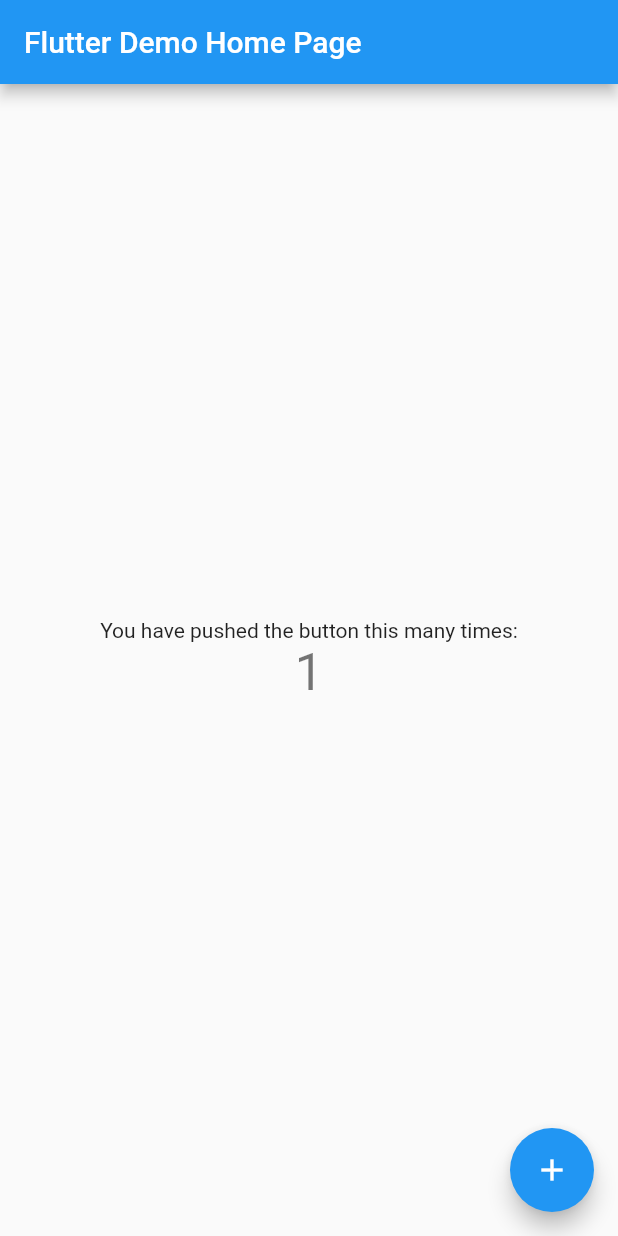
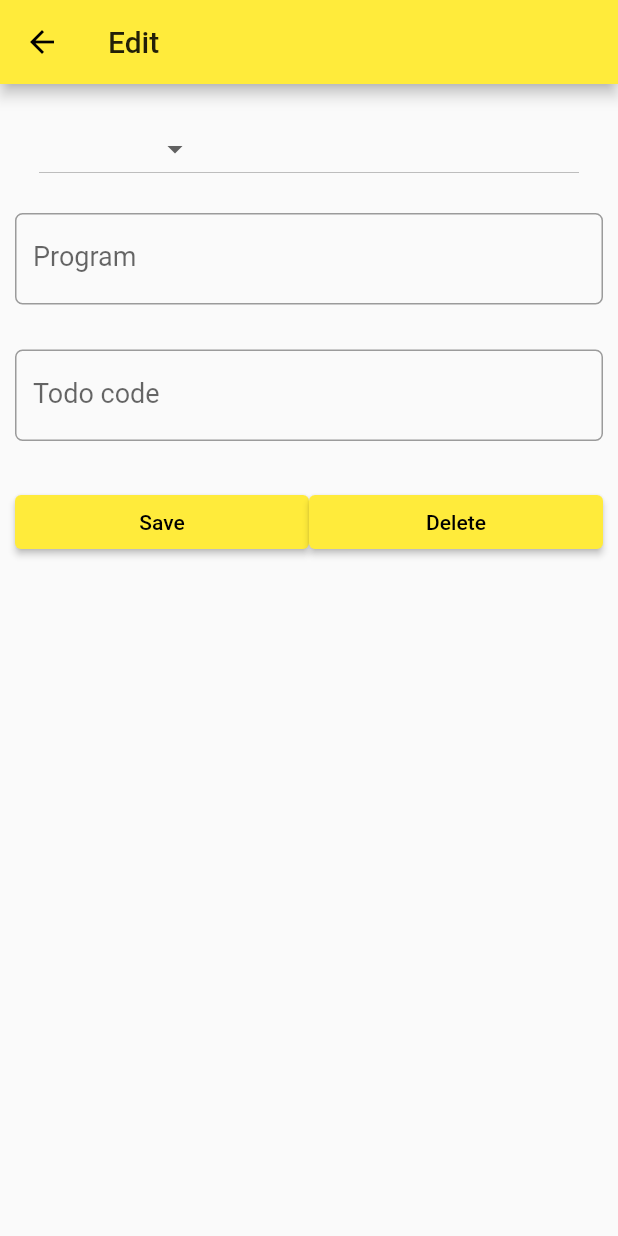
Before and after one commit to Nashkim254/todoList_bloc, a Flutter app: the screen it shows after launch, after a tap on the "add" icon, on a phone screen of 412 x 824 dp. Run offline on Flutter 3.47's test engine with Material 2 defaults, Android fonts, the phone set to English and light mode, and no system bars.

Commit message:
sec comm

```diff
--- /dev/null
+++ b/lib/constants/pallete.dart
@@ -0,0 +1,8 @@
+import 'package:flutter/material.dart';
+
+class Palette {
+  static const primaryColor = Colors.yellow;
+  static const bodyColor = Colors.black;
+  static const iconcolor = Colors.grey;
+  static const backgroundColor = Colors.white;
+}
--- /dev/null
+++ b/lib/constants/styles.dart
@@ -0,0 +1,7 @@
+import 'package:flutter/material.dart';
+import 'package:flutter/painting.dart';
+
+class Styles {
+  static const titleStyle = TextStyle(color: Colors.black, fontSize: 24, fontWeight: FontWeight.bold);
+  static const bodyTextStyle = TextStyle(color: Colors.black, fontSize: 18);
+}
--- a/lib/main.dart
+++ b/lib/main.dart
@@ -1,113 +1,19 @@
 import 'package:flutter/material.dart';
+import 'package:todo_bloc/pages/home_page.dart';
 
 void main() {
   runApp(MyApp());
 }
 
 class MyApp extends StatelessWidget {
-  // This widget is the root of your application.
   @override
   Widget build(BuildContext context) {
     return MaterialApp(
-      title: 'Flutter Demo',
+      debugShowCheckedModeBanner: false,
       theme: ThemeData(
-        // This is the theme of your application.
-        //
-        // Try running your application with "flutter run". You'll see the
-        // application has a blue toolbar. Then, without quitting the app, try
-        // changing the primarySwatch below to Colors.green and then invoke
-        // "hot reload" (press "r" in the console where you ran "flutter run",
-        // or simply save your changes to "hot reload" in a Flutter IDE).
-        // Notice that the counter didn't reset back to zero; the application
-        // is not restarted.
-        primarySwatch: Colors.blue,
+        primarySwatch: Colors.yellow,
       ),
-      home: MyHomePage(title: 'Flutter Demo Home Page'),
+      home: HomePage(),
     );
   }
 }
-
-class MyHomePage extends StatefulWidget {
-  MyHomePage({Key key, this.title}) : super(key: key);
-
-  // This widget is the home page of your application. It is stateful, meaning
-  // that it has a State object (defined below) that contains fields that affect
-  // how it looks.
-
-  // This class is the configuration for the state. It holds the values (in this
-  // case the title) provided by the parent (in this case the App widget) and
-  // used by the build method of the State. Fields in a Widget subclass are
-  // always marked "final".
-
-  final String title;
-
-  @override
-  _MyHomePageState createState() => _MyHomePageState();
-}
-
-class _MyHomePageState extends State<MyHomePage> {
-  int _counter = 0;
-
-  void _incrementCounter() {
-    setState(() {
-      // This call to setState tells the Flutter framework that something has
-      // changed in this State, which causes it to rerun the build method below
-      // so that the display can reflect the updated values. If we changed
-      // _counter without calling setState(), then the build method would not be
-      // called again, and so nothing would appear to happen.
-      _counter++;
-    });
-  }
-
-  @override
-  Widget build(BuildContext context) {
-    // This method is rerun every time setState is called, for instance as done
-    // by the _incrementCounter method above.
-    //
-    // The Flutter framework has been optimized to make rerunning build methods
-    // fast, so that you can just rebuild anything that needs updating rather
-    // than having to individually change instances of widgets.
-    return Scaffold(
-      appBar: AppBar(
-        // Here we take the value from the MyHomePage object that was created by
-        // the App.build method, and use it to set our appbar title.
-        title: Text(widget.title),
-      ),
-      body: Center(
-        // Center is a layout widget. It takes a single child and positions it
-        // in the middle of the parent.
-        child: Column(
-          // Column is also a layout widget. It takes a list of children and
-          // arranges them vertically. By default, it sizes itself to fit its
-          // children horizontally, and tries to be as tall as its parent.
-          //
-          // Invoke "debug painting" (press "p" in the console, choose the
-          // "Toggle Debug Paint" action from the Flutter Inspector in Android
-          // Studio, or the "Toggle Debug Paint" command in Visual Studio Code)
-          // to see the wireframe for each widget.
-          //
-          // Column has various properties to control how it sizes itself and
-          // how it positions its children. Here we use mainAxisAlignment to
-          // center the children vertically; the main axis here is the vertical
-          // axis because Columns are vertical (the cross axis would be
-          // horizontal).
-          mainAxisAlignment: MainAxisAlignment.center,
-          children: <Widget>[
-            Text(
-              'You have pushed the button this many times:',
-            ),
-            Text(
-              '$_counter',
-              style: Theme.of(context).textTheme.headline4,
-            ),
-          ],
-        ),
-      ),
-      floatingActionButton: FloatingActionButton(
-        onPressed: _incrementCounter,
-        tooltip: 'Increment',
-        child: Icon(Icons.add),
-      ), // This trailing comma makes auto-formatting nicer for build methods.
-    );
-  }
-}
--- /dev/null
+++ b/lib/pages/add_page.dart
@@ -0,0 +1,8 @@
+import 'package:flutter/material.dart';
+
+class AddScreen extends StatelessWidget {
+  @override
+  Widget build(BuildContext context) {
+    return Container();
+  }
+}
--- /dev/null
+++ b/lib/pages/home_page.dart
@@ -0,0 +1,52 @@
+import 'package:flutter/material.dart';
+import 'package:todo_bloc/constants/pallete.dart';
+import 'package:todo_bloc/pages/todo_screen.dart';
+
+class HomePage extends StatelessWidget {
+  final bool highPriority = false;
+  final int count = 0;
+  @override
+  Widget build(BuildContext context) {
+    return Scaffold(
+      appBar: AppBar(
+        title: Text('Todo'),
+      ),
+      body: SafeArea(child: getListView()),
+      floatingActionButton: FloatingActionButton(
+        child: Icon(Icons.add),
+        onPressed: () {
+          Navigator.push(context, MaterialPageRoute(builder: (context) => CreateTodo()));
+        },
+      ),
+    );
+  }
+
+  ListView getListView() {
+    return ListView.builder(
+        itemCount: count,
+        itemBuilder: (context, index) {
+          return ListView(
+            children: [
+              Card(
+                elevation: 2,
+                child: ListTile(
+                  onTap: () {
+                    Navigator.push(context, MaterialPageRoute(builder: (context) => CreateTodo()));
+                  },
+                  leading: Container(
+                    margin: EdgeInsets.only(left: 12.0, top: 5),
+                    color: highPriority ? Colors.red : Colors.yellow,
+                    child: Center(
+                      child: Icon(Icons.play_arrow),
+                    ),
+                  ),
+                  title: Text('Title'),
+                  subtitle: Text('26/5/2021'),
+                  trailing: IconButton(icon: Icon(Icons.delete), onPressed: () {}),
+                ),
+              )
+            ],
+          );
+        });
+  }
+}
--- /dev/null
+++ b/lib/pages/profile_screen.dart
@@ -0,0 +1,8 @@
+import 'package:flutter/material.dart';
+
+class ProfileScreen extends StatelessWidget {
+  @override
+  Widget build(BuildContext context) {
+    return Container();
+  }
+}
--- /dev/null
+++ b/lib/pages/todo_screen.dart
@@ -0,0 +1,94 @@
+import 'package:flutter/material.dart';
+import 'package:todo_bloc/constants/styles.dart';
+
+class CreateTodo extends StatefulWidget {
+  @override
+  _CreateTodoState createState() => _CreateTodoState();
+}
+
+class _CreateTodoState extends State<CreateTodo> {
+  final bool isFromEdit = false;
+  static var _priorities = ['High, Low'];
+
+  TextEditingController titleController = TextEditingController();
+  TextEditingController descController = TextEditingController();
+  @override
+  Widget build(BuildContext context) {
+    return Scaffold(
+      appBar: AppBar(
+        title: isFromEdit ? Text('Create') : Text('Edit'),
+        leading: IconButton(
+          icon: Icon(Icons.arrow_back),
+          onPressed: () => Navigator.pop(context),
+        ),
+      ),
+      body: SingleChildScrollView(
+        child: Padding(
+          padding: const EdgeInsets.only(top: 15.0, left: 10, right: 10),
+          child: Column(
+            children: [
+              ListTile(
+                title: DropdownButton(
+                  items: _priorities.map((String dropDownItem) {
+                    return DropdownMenuItem<String>(
+                      value: dropDownItem,
+                      child: Text(dropDownItem),
+                    );
+                  }).toList(),
+                  style: Styles.bodyTextStyle,
+                  value: 'Low',
+                  onChanged: (value) {
+                    setState(() {});
+                  },
+                ),
+              ),
+              Padding(
+                padding: EdgeInsets.only(top: 15, bottom: 15),
+                child: TextField(
+                  style: Styles.bodyTextStyle,
+                  controller: titleController,
+                  onChanged: (value) {},
+                  decoration: InputDecoration(
+                      hintText: 'Title', labelText: 'Program', border: OutlineInputBorder(borderRadius: BorderRadius.circular(5))),
+                ),
+              ),
+              Padding(
+                padding: EdgeInsets.only(top: 15, bottom: 15),
+                child: TextField(
+                  style: Styles.bodyTextStyle,
+                  controller: descController,
+                  onChanged: (value) {},
+                  decoration: InputDecoration(
+                    hintText: 'Description',
+                    labelText: 'Todo code',
+                    border: OutlineInputBorder(
+                      borderRadius: BorderRadius.circular(5),
+                    ),
+                  ),
+                ),
+              ),
+              Padding(
+                padding: EdgeInsets.only(top: 15, bottom: 15),
+                child: Row(
+                  children: [
+                    Expanded(
+                      child: ElevatedButton(
+                        child: Text('Save'),
+                        onPressed: () {},
+                      ),
+                    ),
+                    Expanded(
+                        child: ElevatedButton(
+                      child: Text('Delete'),
+                      onPressed: () {},
+                    ))
+                  ],
+                ),
+              )
+            ],
+          ),
+        ),
+      ),
+    );
+  }
+}
```
